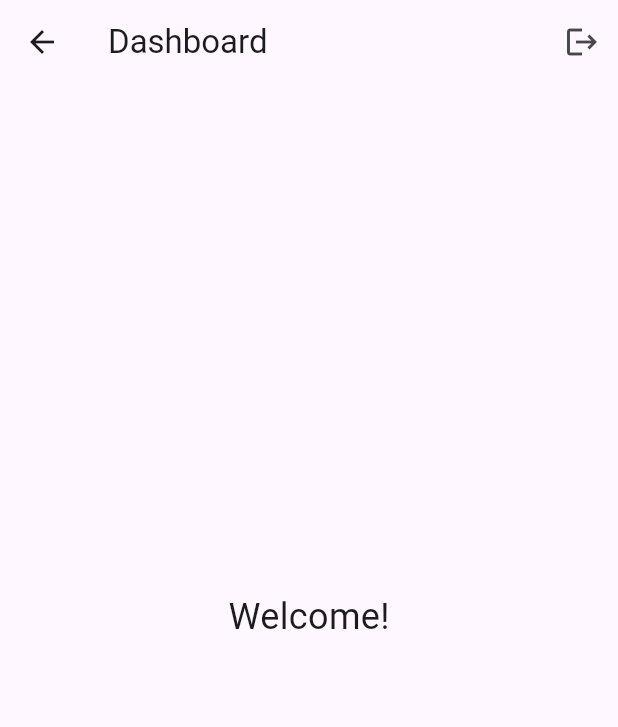
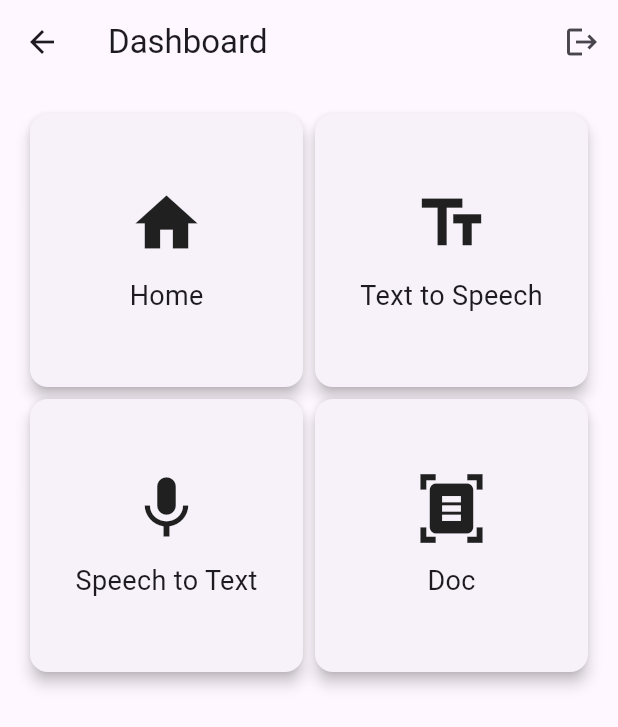
Before and after one commit to royalkuriyakosem/mini-project, a Flutter app: the HomeScreen screen opened by its route, on a phone screen of 412 x 824 dp. Shown: the top 727 px of the screen. Run offline on Flutter 3.47's test engine with Material 3 defaults, Android fonts, the phone set to English and light mode, and no system bars; our stand-ins replace camera, flutter_tts, image_picker, shared_preferences, supabase_flutter; missing offline and left inert: translator; accounts and stored records are empty.

Commit message:
updated text to speech

```diff
--- a/lib/main.dart
+++ b/lib/main.dart
@@ -12,7 +12,7 @@
 import 'screens/ocr_screen.dart';
 import 'screens/language_translation_screen.dart';
 import 'screens/sign_language_recognition_screen.dart';
-import 'screens/accessibility_settings_screen.dart';
+import 'screens/text_to_speech_screen.dart'; // Import the TextToSpeechScreen
 import 'package:shared_preferences/shared_preferences.dart';
 
 void main() async {
@@ -72,13 +72,14 @@
         '/login': (context) => const LoginScreen(),
         '/signup': (context) => const SignUpScreen(),
         '/home': (context) => const HomeScreen(),
-        '/settings': (context) => const AccessibilitySettingsScreen(),
         '/splash': (context) => const SplashScreen(),
         '/color-detection': (context) => const ColorDetectionScreen(),
         '/ocr': (context) => const OCRScreen(),
         '/language-translation': (context) => const LanguageTranslationScreen(),
         '/sign-language-recognition': (context) =>
             const SignLanguageRecognitionScreen(),
+        '/text_to_speech': (context) =>
+            const TextToSpeechScreen(), // Add the route
       },
     );
   }
--- a/lib/screens/home_screen.dart
+++ b/lib/screens/home_screen.dart
@@ -33,22 +33,31 @@ class _HomeScreenState extends State<HomeScreen> {
           ),
         ],
       ),
-      body: const Center(
-        child: Text(
-          'Welcome!',
-          style: TextStyle(fontSize: 24),
-        ),
+      body: GridView.count(
+        crossAxisCount: 2,
+        padding: const EdgeInsets.all(16.0),
+        children: [
+          _buildGridItem(context, Icons.home, 'Home', '/home'),
+          _buildGridItem(
+              context, Icons.text_fields, 'Text to Speech', '/text_to_speech'),
+          _buildGridItem(context, Icons.mic, 'Speech to Text',
+              '/speech_to_text'), // Change Payments to Speech to Text
+          _buildGridItem(context, Icons.document_scanner, 'Doc', '/doc'),
+          // Add more grid items here as needed
+        ],
       ),
       bottomNavigationBar: BottomNavigationBar(
         items: const [
           BottomNavigationBarItem(icon: Icon(Icons.home), label: 'Home'),
           BottomNavigationBarItem(
-              icon: Icon(Icons.accessibility), label: 'Quick Access'),
-          BottomNavigationBarItem(icon: Icon(Icons.payment), label: 'Payments'),
+              icon: Icon(Icons.text_fields), label: 'Text to Speech'),
+          BottomNavigationBarItem(
+              icon: Icon(Icons.mic),
+              label: 'Speech to Text'), // Change Payments to Speech to Text
           BottomNavigationBarItem(
               icon: Icon(Icons.document_scanner), label: 'Doc'),
         ],
-        currentIndex: 1, // Set the current index to Quick Access
+        currentIndex: 1, // Set the current index to Text to Speech
         onTap: (index) {
           // Handle bottom navigation tap
         },
```
Also changed, not shown: lib/screens/accessibility_settings_screen.dart (deleted, +0 -81 lines), lib/screens/text_to_speech_screen.dart (added, +47 -0 lines), 5 other files.
